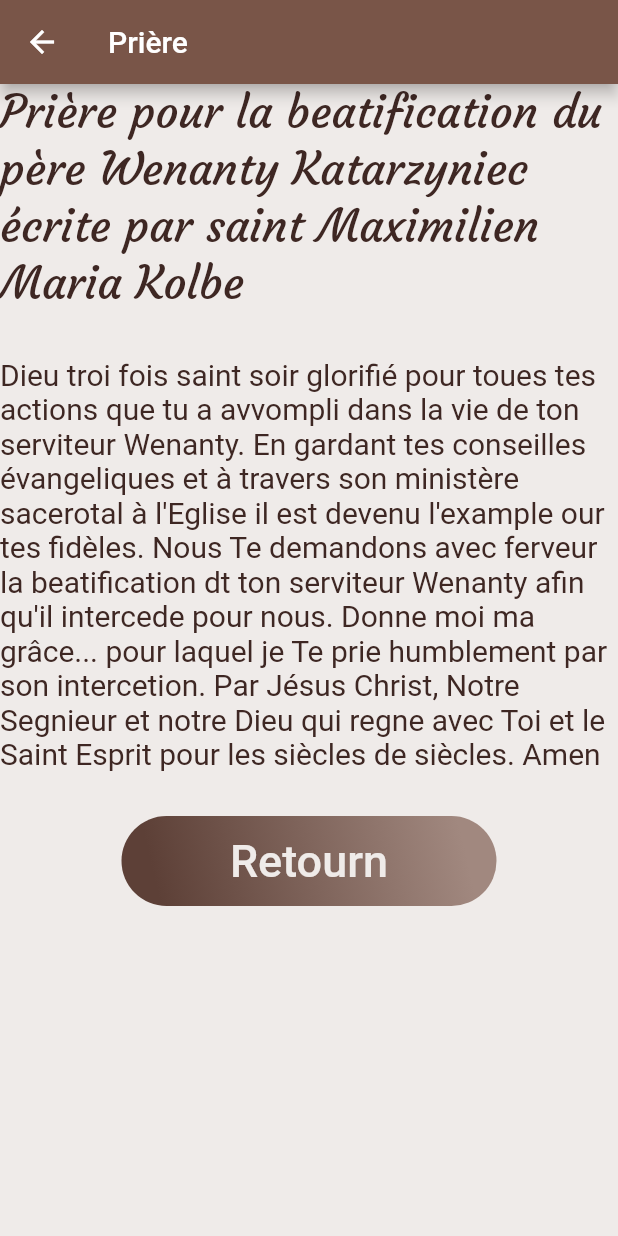
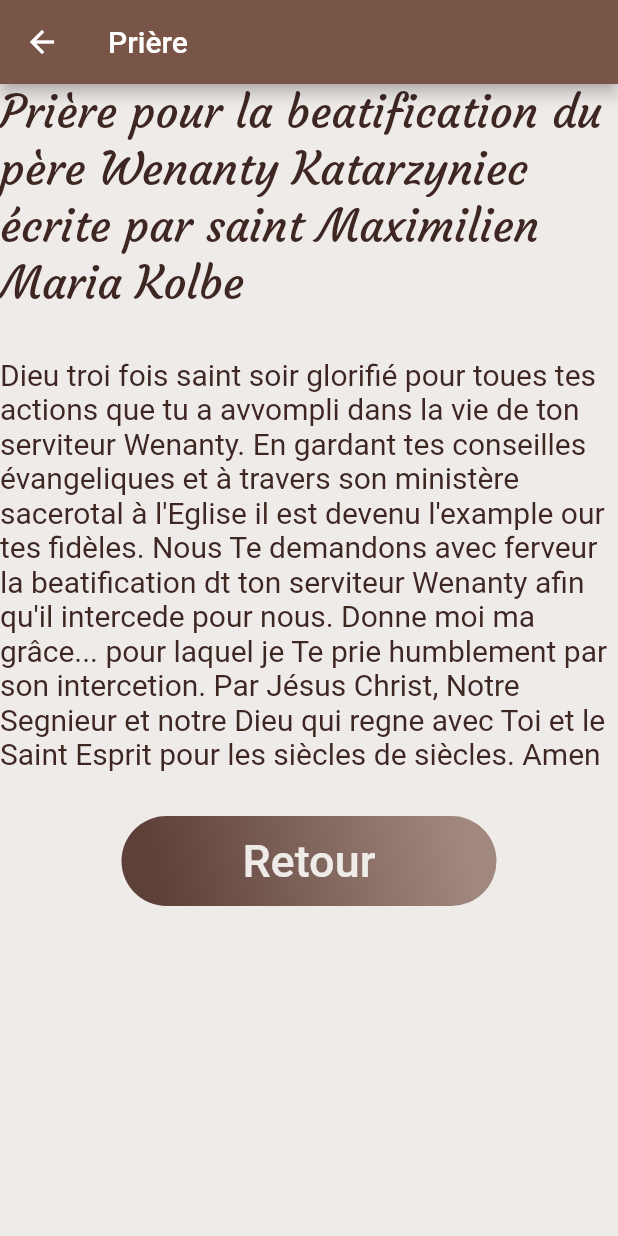
Before and after one commit to Deotyma/flutterapps, a Flutter app: the priere screen opened directly, on a phone screen of 412 x 824 dp. Run offline on Flutter 3.47's test engine with Material 2 defaults, Android fonts, the phone set to English and light mode, and no system bars; our stand-ins replace audioplayers; missing offline and left inert: folding_cell.

Commit message:
version finale

```diff
--- a/wenanty/lib/main.dart
+++ b/wenanty/lib/main.dart
@@ -187,7 +187,7 @@ class biographie extends StatelessWidget {
     onPressed: () {
     Navigator.pop(context);
     },
-    child: Text('Retourn',
+    child: Text('Retour',
     style: TextStyle(
     fontSize: 30.0,
     color: Colors.brown.shade50,
@@ -253,7 +253,7 @@ class priere extends StatelessWidget {
                 onPressed: () {
                   Navigator.pop(context);
                 },
-                child: Text('Retourn',
+                child: Text('Retour',
                   style: TextStyle(
                     fontSize: 30.0,
                     color: Colors.brown.shade50,
@@ -334,7 +334,7 @@ class neuvenne extends StatelessWidget {
                       foldingCellState?.toggleFold();
                     },
                     child: Text(
-                      "Open",
+                      "Ouvrir",
                       style: TextStyle(
                         fontSize: 30.0,
                       ),
@@ -391,7 +391,7 @@ class neuvenne extends StatelessWidget {
                   foldingCellState?.toggleFold();
                 },
                 child: Text(
-                  "Close",
+                  "Fermer",
                   style: TextStyle(
                     fontSize: 30.0,
                   ),
```
